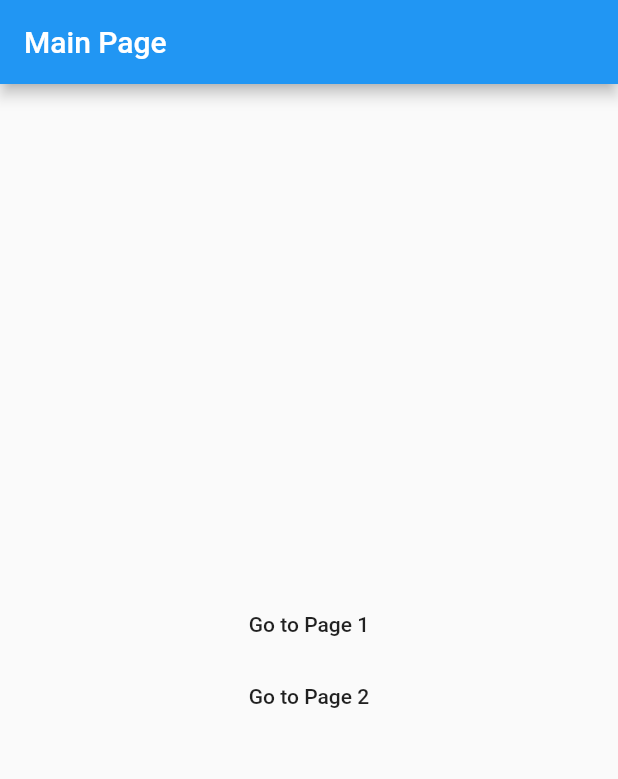
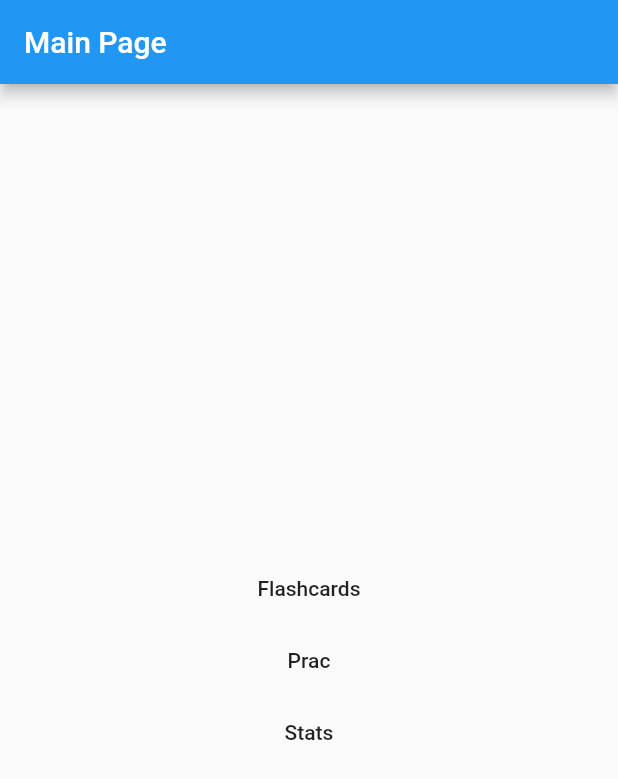
Before and after one commit to Kacp-R/fiszki, a Flutter app: the screen it shows after launch, on a phone screen of 412 x 824 dp. Shown: the top 779 px of the screen. Run offline on Flutter 3.47's test engine with Material 2 defaults, Android fonts, the phone set to English and light mode, and no system bars.

Commit message:
-dodane template stron(stats, flashcards, writing_practice (.dart)) aby każdy mógł swobodnie pracować, dodanie 3 przycisków aby dało się przechodzić pomiędzy stronami

```diff
--- a/lib/main_page.dart
+++ b/lib/main_page.dart
@@ -1,4 +1,6 @@
 import 'package:fiszki/flashcards.dart';
+import 'package:fiszki/stats.dart';
+import 'package:fiszki/writing_practice.dart';
 import 'package:flutter/material.dart';
 
 class Main extends StatefulWidget {
@@ -26,16 +28,25 @@ class _MainState extends State<Main>{
                   MaterialPageRoute(builder: (context) => Flashcards()),
                 );
               },
-              child: Text('Go to Page 1'),
+              child: Text('Flashcards'),
             ),
             MaterialButton(
               onPressed: () {
                 Navigator.push(
                   context,
-                  MaterialPageRoute(builder: (context) => Flashcards()),
+                  MaterialPageRoute(builder: (context) => WritingPrac()),
                 );
               },
-              child: Text('Go to Page 2'),
+              child: Text('Prac'),
+            ),
+            MaterialButton(
+              onPressed: () {
+                Navigator.push(
+                  context,
+                  MaterialPageRoute(builder: (context) => Stats()),
+                );
+              },
+              child: Text('Stats'),
             ),
           ],
         ),
```
Also changed, not shown: lib/stats.dart (+19 -0 lines), lib/writing_practice.dart (+19 -0 lines).
